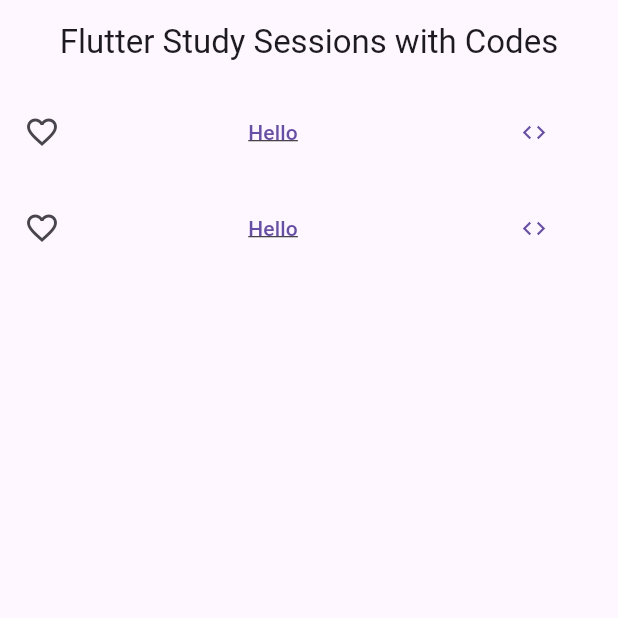
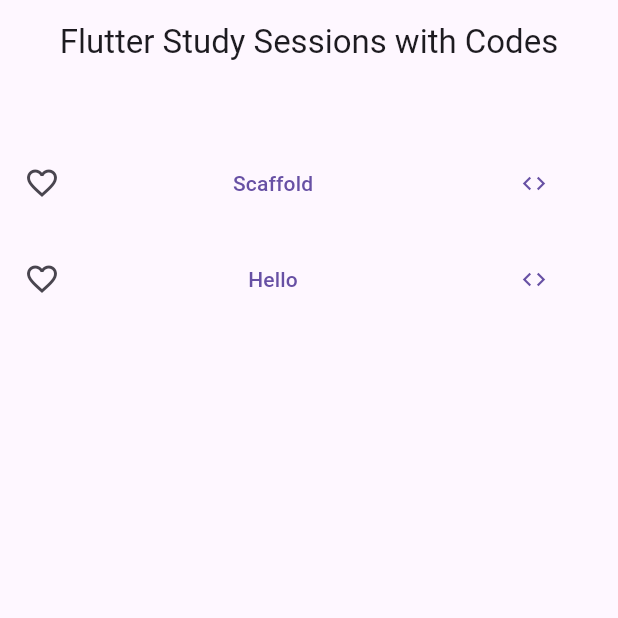
Before and after one commit to Shuhib1924/flutter_learn_app_with_code_view, a Flutter app: the screen it shows after launch, after a tap on "Hello", on a phone screen of 412 x 824 dp, the top half of it. Run offline on Flutter 3.47's test engine with Material 3 defaults, Android fonts, the phone set to English and light mode, and no system bars; missing offline and left inert: selectable_code_view.

Commit message:
scaffold added

```diff
--- a/lib/main.dart
+++ b/lib/main.dart
@@ -1,5 +1,6 @@
 import 'package:flutter/material.dart';
-// !import later code viewer
+import './widgets/scaffold.dart';
+import 'codes/scaffold_code.dart';
 
 void main() => runApp(const MaterialApp(
       title: "Flutter Learn App",
@@ -7,7 +8,7 @@ void main() => runApp(const MaterialApp(
       debugShowCheckedModeBanner: false,
     ));
 
-// ^ explain later: stf and stl
+// TODO explain later: stf and stl
 
 class HomeScreen extends StatefulWidget {
   const HomeScreen({super.key});
@@ -29,28 +30,36 @@ class _HomeScreenState extends State<HomeScreen> {
       // body like in html
       body: ListView(
         children: [
+          // item
+          const SizedBox(height: 34),
           ListTile(
-            leading: Icon(Icons.favorite_outline),
+            leading: const Icon(Icons.favorite_outline),
             title: TextButton(
-              child: Text('Hello',
-                  style: const TextStyle(decoration: TextDecoration.underline)),
+                child: const Text('Scaffold'),
+                onPressed: () {
+                  Navigator.push(
+                    context,
+                    MaterialPageRoute(
+                      builder: (context) => const ScaffoldTutorial(),
+                    ),
+                  );
+                }),
+            trailing: TextButton(
+              child: const Icon(Icons.code),
               onPressed: () {
-                print('Session clicked');
-              },
-            ),
-            trailing: TextButton(
-              child: Icon(Icons.code),
-              onPressed: () {
-                print('code clicked');
+                Navigator.push(
+                  context,
+                  MaterialPageRoute(
+                    builder: (context) => const ScaffoldCode(),
+                  ),
+                );
               },
             ),
           ),
-          const Spacer(),
           ListTile(
             leading: const Icon(Icons.favorite_outline),
             title: TextButton(
-              child: const Text('Hello',
-                  style: const TextStyle(decoration: TextDecoration.underline)),
+              child: const Text('Hello'),
               onPressed: () {
                 print('Session clicked');
               },
```
Also changed, not shown: lib/codes/scaffold_code.dart (added, +49 -0 lines), lib/widgets/scaffold.dart (added, +18 -0 lines).
